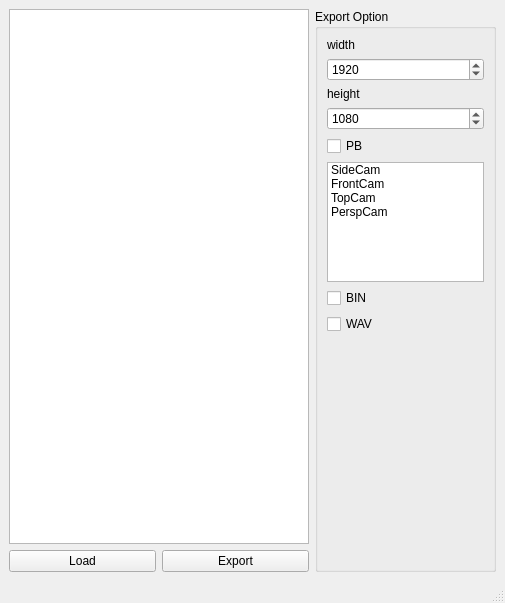
Qt form 2019/scripts/nxnUI/nxn_facialPBTool_UI.ui (frozen4sh/maya) before a commit.
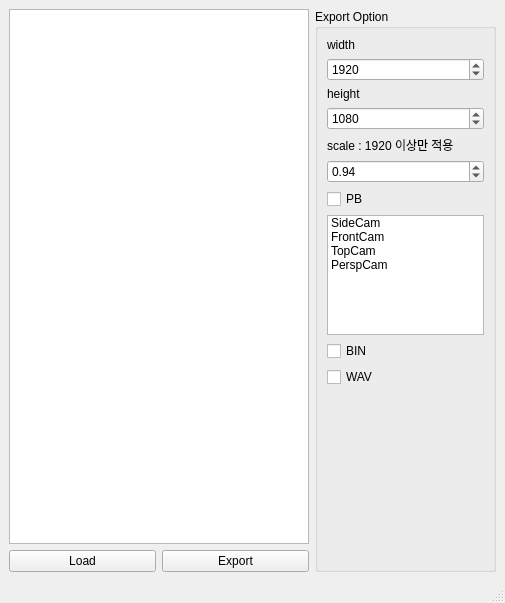
The same form after that commit.

What changed in the file:
```diff
--- a/2019/scripts/nxnUI/nxn_facialPBTool_UI.ui
+++ b/2019/scripts/nxnUI/nxn_facialPBTool_UI.ui
@@ -122,6 +122,20 @@
             </property>
            </widget>
           </item>
+          <item>
+           <widget class="QLabel" name="label_4">
+            <property name="text">
+             <string>scale : 1920 이상만 적용</string>
+            </property>
+           </widget>
+          </item>
+          <item>
+           <widget class="QDoubleSpinBox" name="pb_scale_doubleSpinBox">
+            <property name="value">
+             <double>0.940000000000000</double>
+            </property>
+           </widget>
+          </item>
           <item>
            <widget class="QCheckBox" name="PB_checkBox">
             <property name="text">
```
